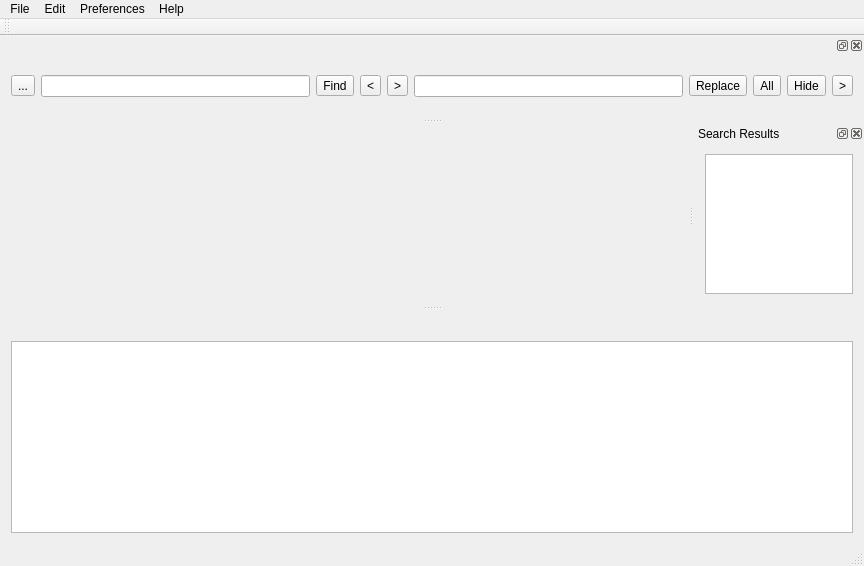
Before: the Qt Designer form mainwindow.ui in ic005k/Xplist, drawn with Qt 5.
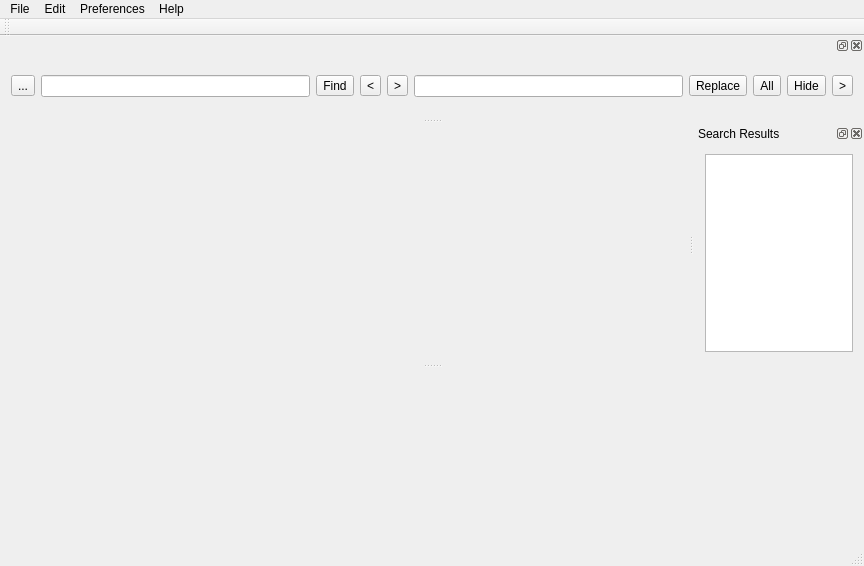
After: the same form once the commit is applied. Icons and pictures are not drawn.

```diff
--- a/mainwindow.ui
+++ b/mainwindow.ui
@@ -158,11 +158,7 @@
     <number>8</number>
    </attribute>
    <widget class="QWidget" name="dockWidgetContents">
-    <layout class="QGridLayout" name="gridLayout_5">
-     <item row="0" column="0">
-      <widget class="QTextEdit" name="textEdit"/>
-     </item>
-    </layout>
+    <layout class="QGridLayout" name="gridLayout_5"/>
    </widget>
   </widget>
   <widget class="QDockWidget" name="dockWidgetFindReplace">
```
